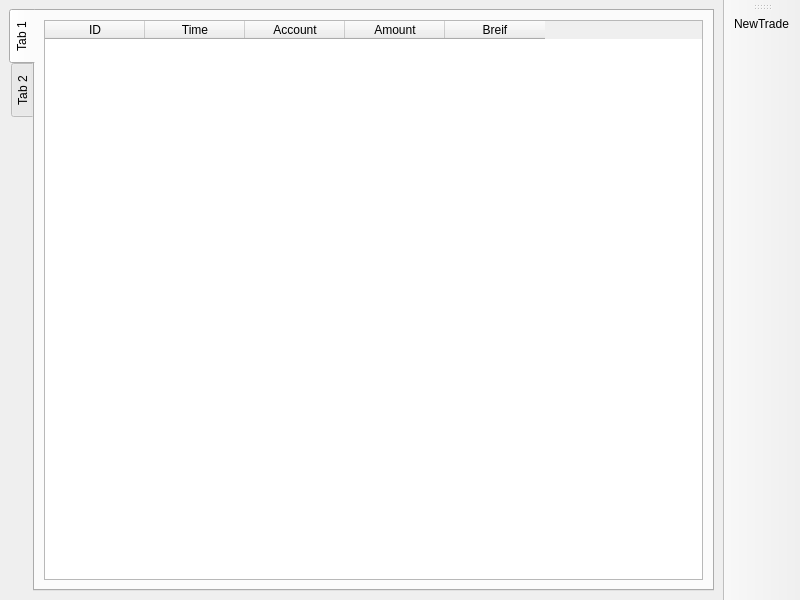
The window that mainwindow.ui (JackieCui00/management) describes before a commit, drawn with Qt 5.
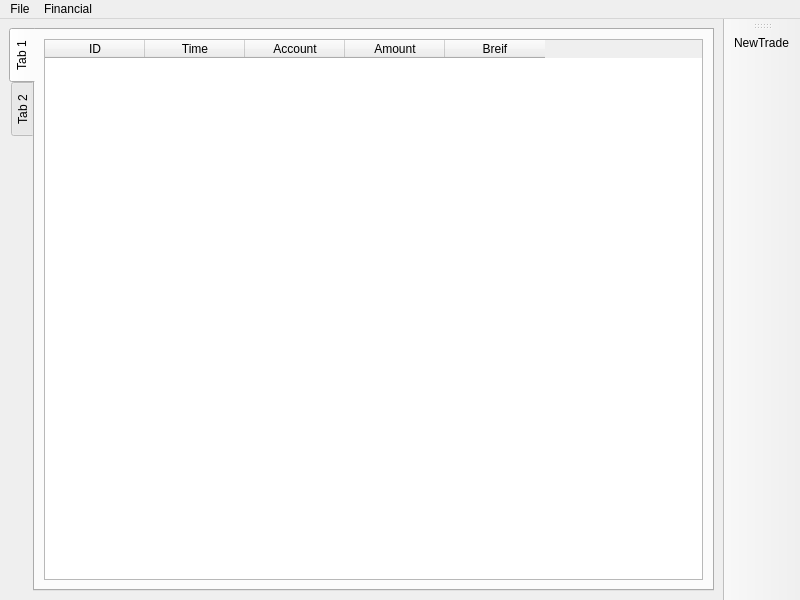
The same window after the commit. Icons and pictures are not drawn.

What changed in the file:
```diff
--- a/mainwindow.ui
+++ b/mainwindow.ui
@@ -89,6 +89,29 @@
    </attribute>
    <addaction name="actionNewTrade"/>
   </widget>
+  <widget class="QMenuBar" name="menuBar">
+   <property name="geometry">
+    <rect>
+     <x>0</x>
+     <y>0</y>
+     <width>800</width>
+     <height>45</height>
+    </rect>
+   </property>
+   <widget class="QMenu" name="file_menu">
+    <property name="title">
+     <string>File</string>
+    </property>
+   </widget>
+   <widget class="QMenu" name="financial_menu">
+    <property name="title">
+     <string>Financial</string>
+    </property>
+    <addaction name="actionAddAccount"/>
+   </widget>
+   <addaction name="file_menu"/>
+   <addaction name="financial_menu"/>
+  </widget>
   <action name="actionNewTrade">
    <property name="icon">
     <iconset theme="list-add"/>
```
Left out of the diff: 9 changed lines with no effect on the pictures.
